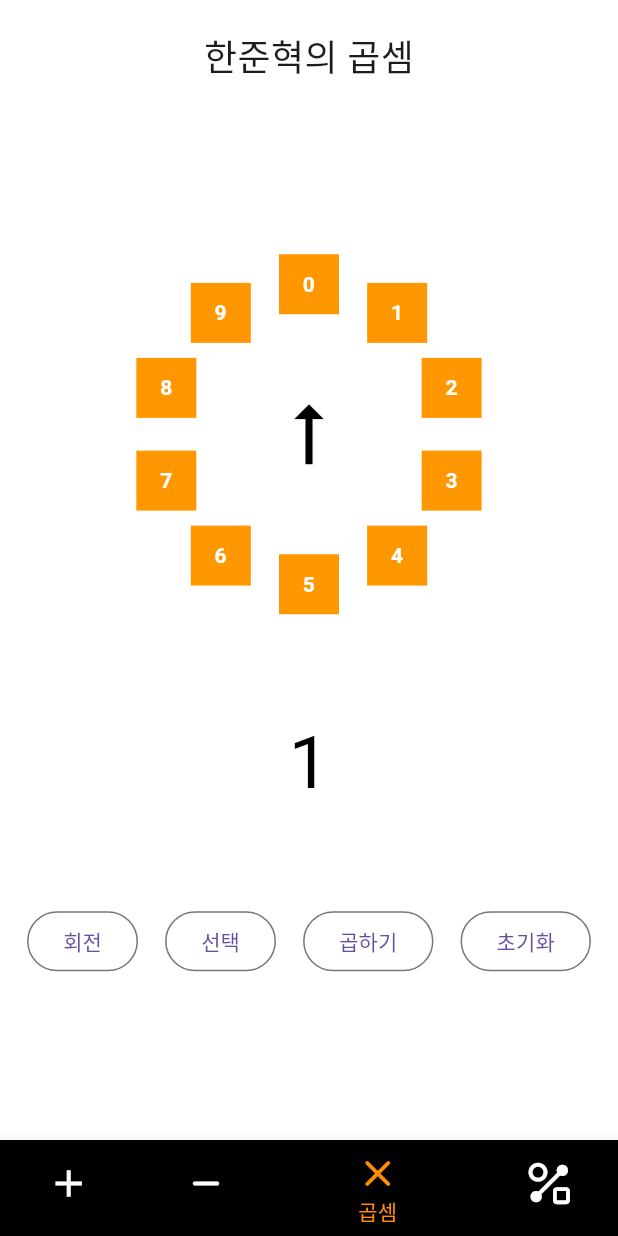
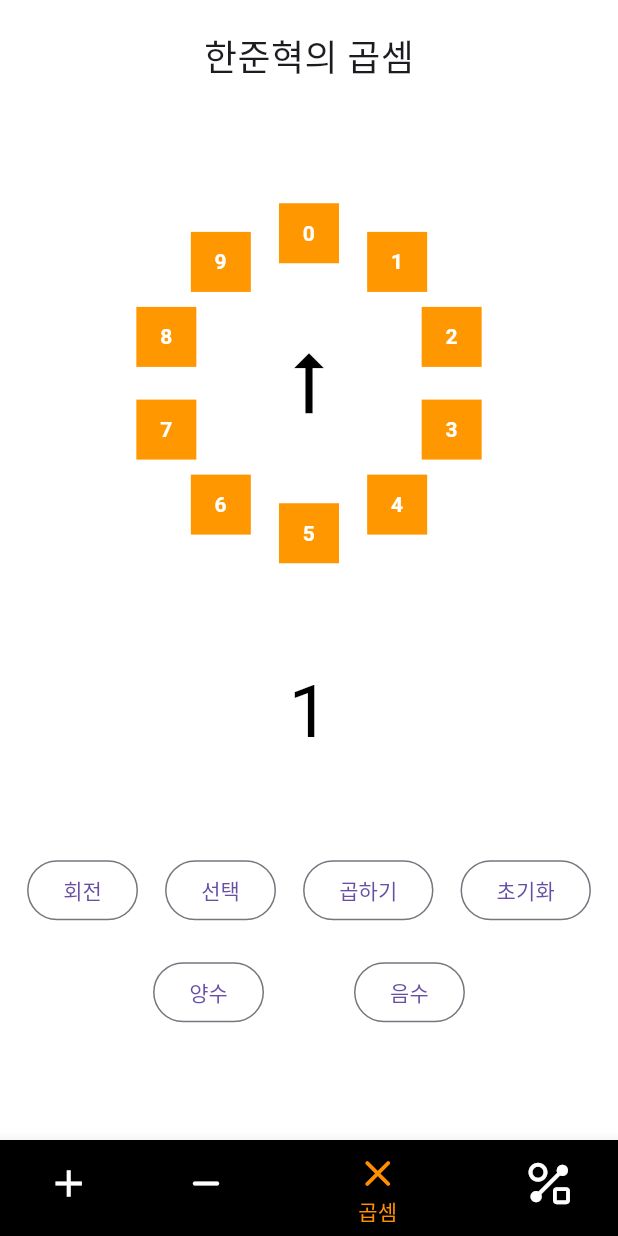
Before and after one commit to FlutterCalculat/Flutter, a Flutter app: the screen it shows after launch, item 3 of the bottom bar chosen, on a phone screen of 412 x 824 dp. Run offline on Flutter 3.47's test engine with Material 3 defaults, Android fonts, the phone set to English and light mode, and no system bars.

Commit message:
add a positive negative number

```diff
--- a/lib/multiplication/feature/rotated_multiplication.dart
+++ b/lib/multiplication/feature/rotated_multiplication.dart
@@ -72,6 +72,8 @@ class _RotatedMultiplicationState extends State<RotatedMultiplication> {
                 style: TextStyle(fontSize: 48, color: Colors.black),),
             ),
             SizedBox(height: 60,),
+            Column(
+              children: [
                 Row(
                   mainAxisAlignment: MainAxisAlignment.spaceEvenly,
                   children: [
@@ -117,6 +119,35 @@ class _RotatedMultiplicationState extends State<RotatedMultiplication> {
                       child: Text("초기화"),
                     ),
                   ],
+                ),
+                SizedBox(
+                  height: 20,
+                ),
+                Row(
+                  mainAxisAlignment: MainAxisAlignment.center,
+                  children: [
+                    OutlinedButton(
+                      onPressed: () {
+                        setState(() {
+                          choice = choice.abs();
+                        });
+                      },
+                      child: Text("양수"),
+                    ),
+                    SizedBox(
+                      width: 60,
+                    ),
+                    OutlinedButton(
+                      onPressed: () {
+                        setState(() {
+                          choice *= -1;
+                        });
+                      },
+                      child: Text("음수"),
+                    ),
+                  ],
+                )
+              ],
             )
           ],
         ),
```
Lines whose indentation alone changed are shown as unchanged.
